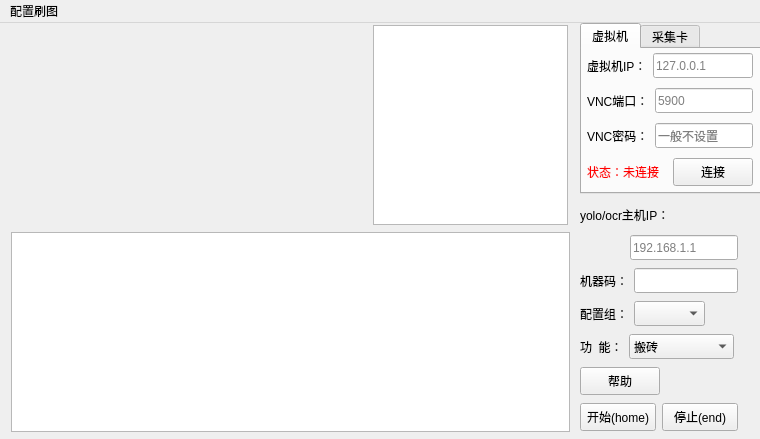
Above: front/view/main0917.ui from WuXuLiang97/automatic-painting before the change. Below: the same form after it.
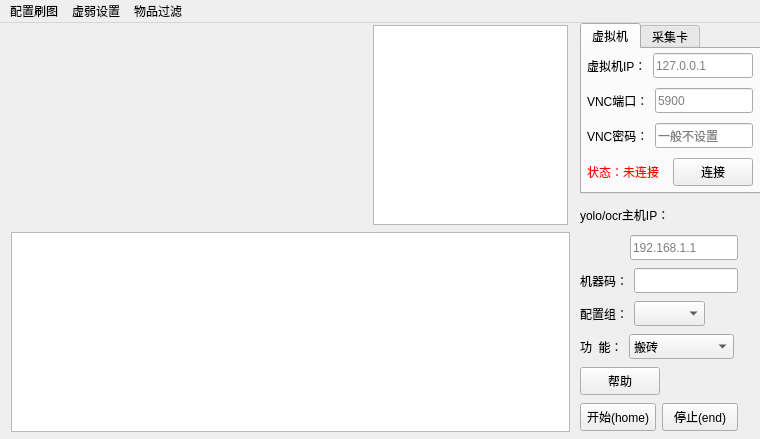
That is the form after the change.

Diff of the .ui file:
```diff
--- a/front/view/main0917.ui
+++ b/front/view/main0917.ui
@@ -720,7 +720,23 @@
     <addaction name="action12"/>
     <addaction name="Keyboardsettings"/>
    </widget>
+   <widget class="QMenu" name="menu_weak">
+    <property name="title">
+     <string>虚弱设置</string>
+    </property>
+    <addaction name="GoldRecovery"/>
+    <addaction name="ContractRecovery"/>
+    <addaction name="Ignore"/>
+    <addaction name="Wait"/>
+   </widget>
+   <widget class="QMenu" name="menu_2">
+    <property name="title">
+     <string>物品过滤</string>
+    </property>
+   </widget>
    <addaction name="menu"/>
+   <addaction name="menu_weak"/>
+   <addaction name="menu_2"/>
   </widget>
   <action name="actionc">
    <property name="text">
```
Left out of the diff: 42 changed lines with no effect on the pictures.
